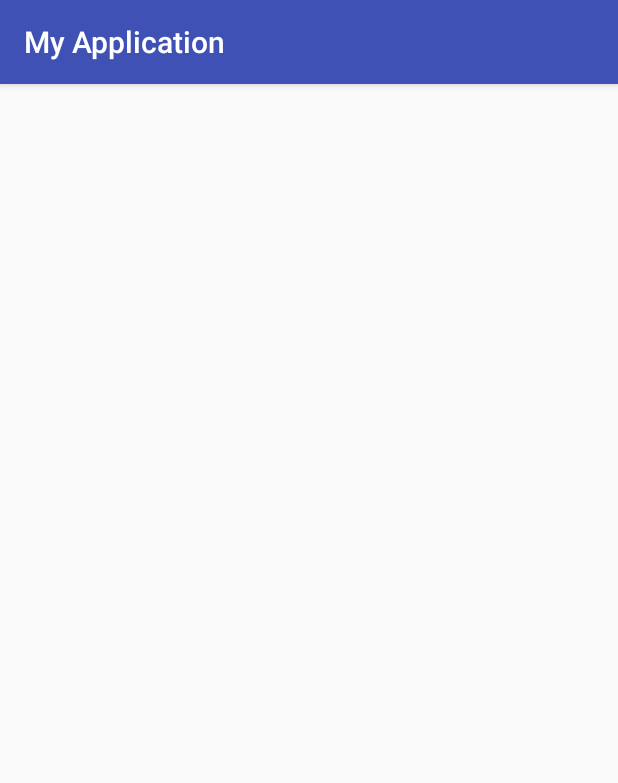
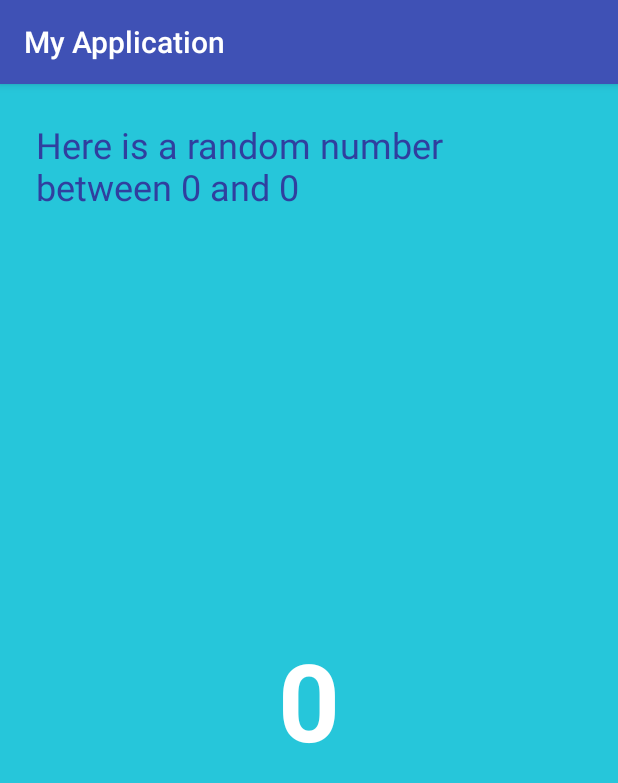
Before and after one commit to custompro98/KotlinHelloWorld, an Android app: the SecondActivity screen opened directly, with no data from a screen before it, on a phone screen of 412 x 824 dp. Shown: the top 783 px of the screen. Run offline under Robolectric (Android 15) with nearby library versions, the phone set to English and light mode, and no system bars.

Commit message:
Finish codelab

```diff
--- a/app/src/main/java/com/example/mitchjoa/myapplication/MainActivity.kt
+++ b/app/src/main/java/com/example/mitchjoa/myapplication/MainActivity.kt
@@ -1,5 +1,6 @@
 package com.example.mitchjoa.myapplication
 
+import android.content.Intent
 import android.support.v7.app.AppCompatActivity
 import android.os.Bundle
 import android.view.View
@@ -28,4 +29,14 @@ class MainActivity : AppCompatActivity() {
 
         textView.text = count.toString()
     }
+
+    fun randomMe(view: View) {
+        val randomIntent = Intent(this, SecondActivity::class.java)
+
+        val countString = textView.text.toString()
+        val count: Int = Integer.parseInt(countString)
+        randomIntent.putExtra(SecondActivity.TOTAL_COUNT, count)
+
+        startActivity(randomIntent)
+    }
 }
--- a/app/src/main/java/com/example/mitchjoa/myapplication/SecondActivity.kt
+++ b/app/src/main/java/com/example/mitchjoa/myapplication/SecondActivity.kt
@@ -2,11 +2,33 @@ package com.example.mitchjoa.myapplication
 
 import android.support.v7.app.AppCompatActivity
 import android.os.Bundle
+import kotlinx.android.synthetic.main.activity_second.textView_random
+import kotlinx.android.synthetic.main.activity_second.textView_label
+import java.util.*
 
 class SecondActivity : AppCompatActivity() {
 
     override fun onCreate(savedInstanceState: Bundle?) {
         super.onCreate(savedInstanceState)
         setContentView(R.layout.activity_second)
+        showRandomNumber()
+    }
+
+    fun showRandomNumber() {
+        val count = intent.getIntExtra(TOTAL_COUNT, 0)
+
+        val random = Random()
+        var randomInt = 0
+
+        if (count > 0) {
+            randomInt = random.nextInt(count + 1)
+        }
+
+        textView_random.text = "$randomInt"
+        textView_label.text = getString(R.string.random_heading, count)
+    }
+
+    companion object {
+        const val TOTAL_COUNT = "total_count"
     }
 }
--- a/app/src/main/res/layout/activity_main.xml
+++ b/app/src/main/res/layout/activity_main.xml
@@ -52,6 +52,7 @@
         android:layout_height="wrap_content"
         android:background="@color/buttonBackground"
         android:layout_marginRight="24dp"
+        android:onClick="randomMe"
         android:text="Random"
         app:layout_constraintTop_toBottomOf="@+id/textView"
         app:layout_constraintBottom_toBottomOf="parent"
--- a/app/src/main/res/layout/activity_second.xml
+++ b/app/src/main/res/layout/activity_second.xml
@@ -4,6 +4,38 @@
     xmlns:tools="http://schemas.android.com/tools"
     android:layout_width="match_parent"
     android:layout_height="match_parent"
+    android:background="@color/screenBackground2"
     tools:context=".SecondActivity">
 
+    <TextView
+        android:id="@+id/textView_label"
+        android:layout_width="match_parent"
+        android:layout_height="wrap_content"
+        android:layout_marginTop="24dp"
+        android:layout_marginRight="24dp"
+        android:layout_marginLeft="24dp"
+        android:textColor="@color/colorPrimaryDark"
+        android:textSize="24sp"
+        android:text="@string/random_heading"
+        app:layout_constraintTop_toTopOf="parent"
+        app:layout_constraintLeft_toLeftOf="parent"
+        app:layout_constraintRight_toRightOf="parent" />
+
+    <TextView
+        android:id="@+id/textView_random"
+        android:layout_width="wrap_content"
+        android:layout_height="wrap_content"
+        android:layout_marginTop="24dp"
+        android:layout_marginRight="24dp"
+        android:layout_marginLeft="24dp"
+        android:textColor="@android:color/white"
+        android:textSize="72sp"
+        android:textStyle="bold"
+        android:text="R"
+        app:layout_constraintVertical_bias="0.45"
+        app:layout_constraintTop_toBottomOf="@+id/textView_label"
+        app:layout_constraintRight_toRightOf="parent"
+        app:layout_constraintBottom_toBottomOf="parent"
+        app:layout_constraintLeft_toLeftOf="parent" />
+
 </android.support.constraint.ConstraintLayout>
--- a/app/src/main/res/values/colors.xml
+++ b/app/src/main/res/values/colors.xml
@@ -4,5 +4,6 @@
     <color name="colorPrimaryDark">#303F9F</color>
     <color name="colorAccent">#FF4081</color>
     <color name="screenBackground">#2196F3</color>
+    <color name="screenBackground2">#26C6DA</color>
     <color name="buttonBackground">#BBDEFB</color>
 </resources>
--- a/app/src/main/res/values/strings.xml
+++ b/app/src/main/res/values/strings.xml
@@ -1,4 +1,5 @@
 <resources>
     <string name="app_name">My Application</string>
     <string name="main_text">Hello World!</string>
+    <string name="random_heading">Here is a random number between 0 and %1d</string>
 </resources>
```
